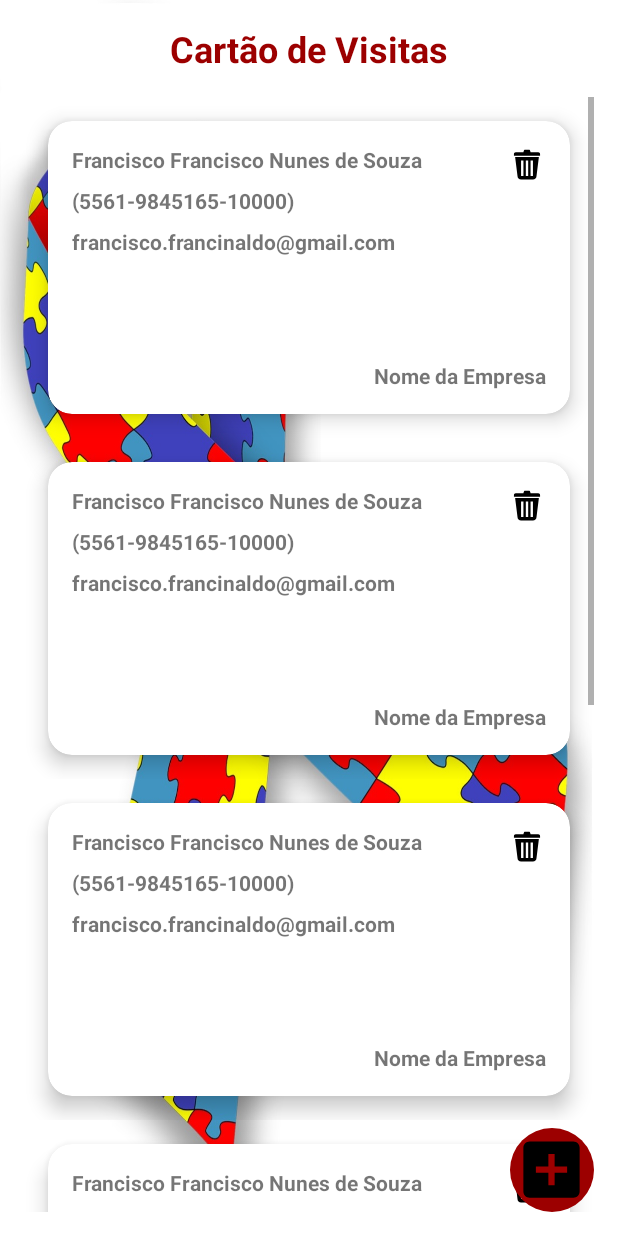
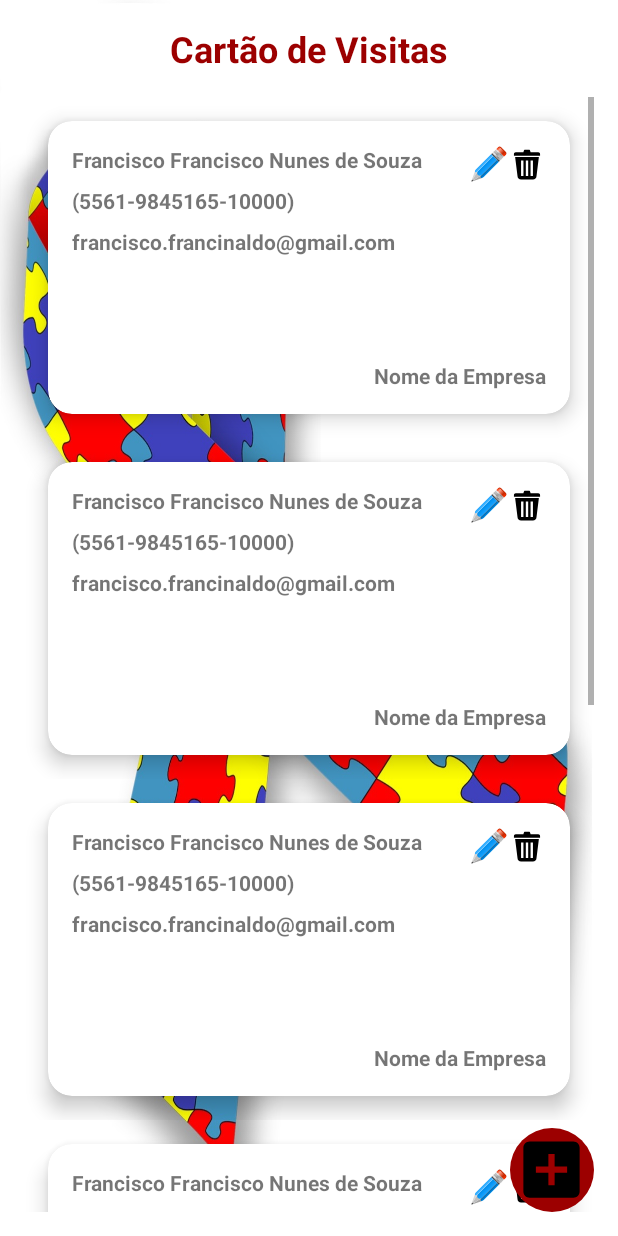
Before and after one commit to Francisco-fr1983/BusinessCard-Cart-o-de-Visitas, an Android app: the layout activity_main.xml on its own in the app's theme, with its tools: preview values and no code run, on a phone screen of 412 x 824 dp. Run offline under Robolectric (Android 15) with nearby library versions, the phone set to English and light mode, and no system bars.

Commit message:
Commit create icon Lixeira, em itens_businesscard.xml, e icon lapis.

```diff
--- /dev/null
+++ b/app/src/main/res/drawable/ic_lapis.xml
@@ -0,0 +1,79 @@
+<vector android:height="25dp" android:viewportHeight="500"
+    android:viewportWidth="500" android:width="25dp"
+    xmlns:aapt="http://schemas.android.com/aapt" xmlns:android="http://schemas.android.com/apk/res/android">
+    <path android:fillColor="#303030" android:pathData="M28,450l-8,25c0,2 0,3 1,4 1,1 2,1 4,1l25,-8 -22,-22z"/>
+    <path android:fillColor="#D8D8D8" android:pathData="M67,339l37,7 -71,112c-1,2 -3,2 -5,1 -2,-1 -2,-2 -2,-4l41,-116z"/>
+    <path android:fillColor="#A4A4A4" android:pathData="M161,433l-7,-37 -112,71c-2,1 -2,3 -1,5 1,2 2,2 4,2l116,-41z"/>
+    <path android:fillColor="#BEBEBE" android:pathData="M42,467c37,-23 75,-47 112,-71l-50,-50c-24,38 -48,75 -71,112 -1,1 -3,4 0,7 3,3 5,5 9,2z"/>
+    <path android:pathData="M292,108l100,100l56,-56l-100,-100z">
+        <aapt:attr name="android:fillColor">
+            <gradient android:endX="442.736" android:endY="157.939"
+                android:startX="342.33" android:startY="57.533" android:type="linear">
+                <item android:color="#FFD8D8D8" android:offset="0"/>
+                <item android:color="#FFE5E5E5" android:offset="0.258824"/>
+                <item android:color="#FF8A8A8A" android:offset="0.658824"/>
+                <item android:color="#FFCBCBCB" android:offset="1"/>
+            </gradient>
+        </aapt:attr>
+    </path>
+    <path android:pathData="M310,90l100,100 4,-4 -100,-100 -4,4zM318,82l100,100 4,-4 -100,-100 -4,4zM326,74l100,100 4,-5 -99,-99 -5,4z">
+        <aapt:attr name="android:fillColor">
+            <gradient android:endX="414.458" android:endY="187.634"
+                android:startX="312.636" android:startY="85.812" android:type="linear">
+                <item android:color="#FFA4A4A4" android:offset="0"/>
+                <item android:color="#FF686868" android:offset="0.4"/>
+                <item android:color="#FFF2F2F2" android:offset="0.639216"/>
+                <item android:color="#FFB1B1B1" android:offset="1"/>
+            </gradient>
+        </aapt:attr>
+    </path>
+    <path android:fillColor="#C82800" android:pathData="M407,27l66,66c9,10 9,25 0,34l-8,8 -100,-100 8,-8c9,-9 24,-9 34,0z"/>
+    <path android:pathData="M399,36l66,66c9,9 9,24 0,33l-17,17 -100,-100 16,-16c10,-10 25,-10 35,0z">
+        <aapt:attr name="android:fillColor">
+            <gradient android:endX="463.521" android:endY="137.413"
+                android:startX="362.589" android:startY="36.481" android:type="linear">
+                <item android:color="#FFED2F00" android:offset="0"/>
+                <item android:color="#FFFFA28B" android:offset="0.25098"/>
+                <item android:color="#FFC82800" android:offset="0.701961"/>
+                <item android:color="#FFFF3300" android:offset="1"/>
+            </gradient>
+        </aapt:attr>
+    </path>
+    <path android:pathData="M356,194l-50,-50 -201,201c-14,14 -13,36 0,50l0,0c14,13 36,14 50,0l201,-201z">
+        <aapt:attr name="android:fillColor">
+            <gradient android:endX="205.915" android:endY="251.671"
+                android:startX="248.229" android:startY="293.985" android:type="linear">
+                <item android:color="#FF17A2FF" android:offset="0"/>
+                <item android:color="#FF008EED" android:offset="1"/>
+            </gradient>
+        </aapt:attr>
+    </path>
+    <path android:pathData="M356,194l25,25 -201,201c-14,14 -30,19 -37,12l0,0c-7,-7 -2,-23 12,-37l201,-201z">
+        <aapt:attr name="android:fillColor">
+            <gradient android:endX="274.258" android:endY="330.024"
+                android:startX="245.038" android:startY="300.804" android:type="linear">
+                <item android:color="#FF0062A4" android:offset="0"/>
+                <item android:color="#FF008EED" android:offset="1"/>
+            </gradient>
+        </aapt:attr>
+    </path>
+    <path android:pathData="M281,119l25,25 -201,201c-14,14 -30,19 -37,12l0,0c-7,-7 -2,-23 12,-37l201,-201z">
+        <aapt:attr name="android:fillColor">
+            <gradient android:endX="175.005" android:endY="224.778"
+                android:startX="199.563" android:startY="249.336" android:type="linear">
+                <item android:color="#FF5DBEFF" android:offset="0"/>
+                <item android:color="#FF17A2FF" android:offset="1"/>
+            </gradient>
+        </aapt:attr>
+    </path>
+    <path android:pathData="M292,108l100,100l-11,11l-100,-100z">
+        <aapt:attr name="android:fillColor">
+            <gradient android:endX="387.79" android:endY="212.695"
+                android:startX="290.314" android:startY="115.217" android:type="linear">
+                <item android:color="#FF383838" android:offset="0"/>
+                <item android:color="#FF606060" android:offset="0.658824"/>
+                <item android:color="#FF303030" android:offset="1"/>
+            </gradient>
+        </aapt:attr>
+    </path>
+</vector>
--- a/app/src/main/res/layout/itens_businesscard.xml
+++ b/app/src/main/res/layout/itens_businesscard.xml
@@ -80,6 +80,13 @@
                 app:layout_constraintEnd_toEndOf="parent"
                 app:layout_constraintTop_toTopOf="parent"
                 android:src="@drawable/ic_delete_remove" />
+            <ImageView
+                android:id="@+id/iv_lapis"
+                android:layout_width="wrap_content"
+                android:layout_height="wrap_content"
+                app:layout_constraintEnd_toStartOf="@id/iv_lixeira"
+                app:layout_constraintTop_toTopOf="parent"
+                android:src="@drawable/ic_lapis" />
 
         </androidx.constraintlayout.widget.ConstraintLayout>
 
```
